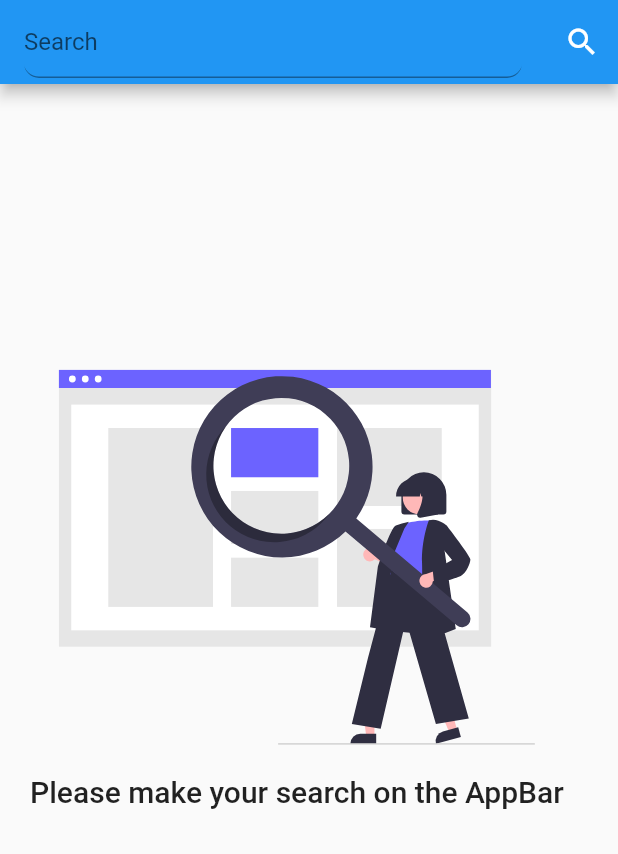
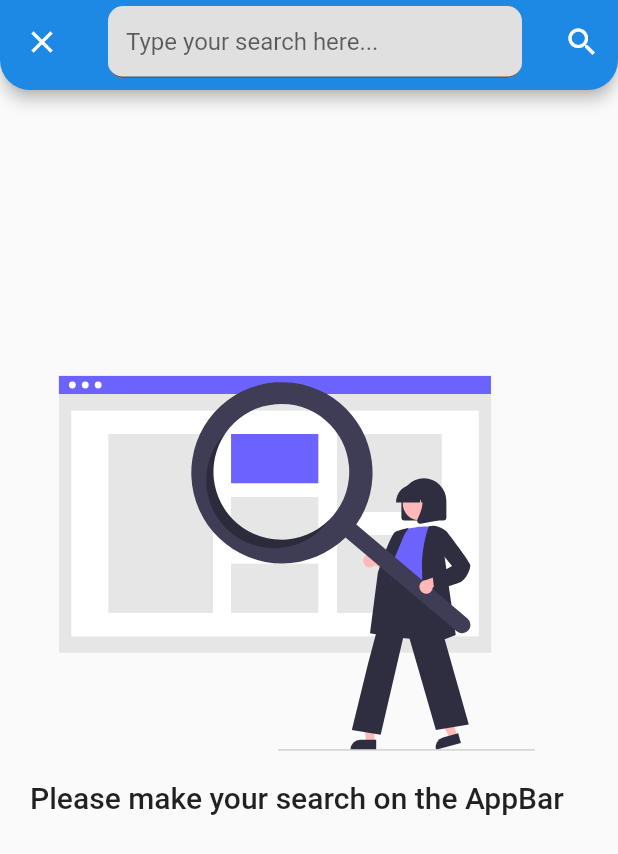
Before and after one commit to DaPieveLucas/search-challenge, a Flutter app: the SearchPage screen opened directly, on a phone screen of 412 x 824 dp. Shown: the top 854 px of the screen. Run offline on Flutter 3.47's test engine with Material 2 defaults, Android fonts, the phone set to English and light mode, and no system bars; our stand-ins replace bloc, dio, equatable, flutter_bloc, flutter_svg, get_it and 1 more; accounts and stored records are empty.

Commit message:
all done

```diff
--- a/lib/app/constants/app_constants.dart
+++ b/lib/app/constants/app_constants.dart
@@ -1,4 +1,5 @@
 class AppConstants {
   static const String loginImage = 'assets/login_image.svg';
   static const String searchImage = 'assets/search_image.svg';
+  static const String googleImage = 'assets/google_logo.svg';
 }
--- a/lib/app/features/login/local_widgets/email_input_field.dart
+++ b/lib/app/features/login/local_widgets/email_input_field.dart
@@ -16,7 +16,7 @@ class EmailInputField extends StatelessWidget {
     return AuthTextField(
       formValidator: emaValidationCubit,
       keyboardType: TextInputType.emailAddress,
-      hint: 'Email',
+      hint: 'User',
       isRequiredField: true,
       icon: Icons.email_outlined,
       textController: emailTextController,
--- /dev/null
+++ b/lib/app/features/search_tool/local_widgets/default_state_widget.dart
@@ -0,0 +1,40 @@
+import 'package:flutter/material.dart';
+import 'package:flutter_svg/svg.dart';
+
+import '../../../constants/app_constants.dart';
+
+class DefaultStateWidget extends StatelessWidget {
+  const DefaultStateWidget({super.key});
+
+  @override
+  Widget build(BuildContext context) {
+    return Padding(
+      padding: const EdgeInsets.all(20.0),
+      child: SingleChildScrollView(
+        child: SizedBox(
+          height: MediaQuery.of(context).size.height / 1.3,
+          child: Column(
+            mainAxisAlignment: MainAxisAlignment.center,
+            children: [
+              SvgPicture.asset(
+                AppConstants.searchImage,
+                height: 250,
+              ),
+              const SizedBox(
+                height: 20,
+              ),
+              const Text(
+                'Please make your search on the AppBar',
+                textAlign: TextAlign.center,
+                style: TextStyle(
+                  fontSize: 20,
+                  fontWeight: FontWeight.w500,
+                ),
+              ),
+            ],
+          ),
+        ),
+      ),
+    );
+  }
+}
--- /dev/null
+++ b/lib/app/features/search_tool/local_widgets/search_app_bar.dart
@@ -0,0 +1,49 @@
+import 'package:flutter/material.dart';
+
+import '../cubit/cubit/searchs_cubit.dart';
+
+class SearchAppBar extends StatelessWidget implements PreferredSizeWidget {
+  const SearchAppBar(
+      {required this.searchCubit, required this.searchController, super.key});
+
+  final TextEditingController searchController;
+  final SearchsCubit searchCubit;
+
+  @override
+  Widget build(BuildContext context) {
+    return AppBar(
+      leading: IconButton(
+          onPressed: () {
+            searchController.clear();
+          },
+          icon: const Icon(Icons.close)),
+      backgroundColor: Colors.blue[600],
+      automaticallyImplyLeading: false,
+      shape: const RoundedRectangleBorder(
+          borderRadius: BorderRadius.vertical(bottom: Radius.circular(20))),
+      actions: [
+        IconButton(
+            onPressed: () {
+              searchCubit.postGoogleSearch(query: searchController.text);
+            },
+            icon: const Icon(Icons.search))
+      ],
+      title: TextField(
+        controller: searchController,
+        decoration: InputDecoration(
+          filled: true,
+          fillColor: Colors.grey[300],
+          hintText: 'Type your search here...',
+          border: UnderlineInputBorder(
+            borderRadius: BorderRadius.circular(10.0),
+            borderSide: const BorderSide(color: Colors.blueAccent, width: 2),
+          ),
+        ),
+      ),
+      centerTitle: true,
+    );
+  }
+
+  @override
+  Size get preferredSize => const Size.fromHeight(60);
+}
--- a/lib/app/features/search_tool/model/search_link_model.dart
+++ b/lib/app/features/search_tool/model/search_link_model.dart
@@ -4,14 +4,13 @@ import 'dart:convert';
 class SearchLinkModel {
   final String? title;
   final String? link;
-  final String? query;
-  SearchLinkModel({this.title, this.link, this.query});
+
+  SearchLinkModel({this.title, this.link});
 
   Map<String, dynamic> toMap() {
     return <String, dynamic>{
       'title': title,
       'link': link,
-      'query': query,
     };
   }
 
@@ -19,7 +18,6 @@ class SearchLinkModel {
     return SearchLinkModel(
       title: map['title'] != null ? map['title'] as String : null,
       link: map['link'] != null ? map['link'] as String : null,
-      query: map['query'] != null ? map['query'] as String : null,
     );
   }
 
@@ -28,39 +26,3 @@ class SearchLinkModel {
   factory SearchLinkModel.fromJson(String source) =>
       SearchLinkModel.fromMap(json.decode(source) as Map<String, dynamic>);
 }
-
-// class SearchLinkModel {
-//   String? name;
-//   String? job;
-//   String? id;
-//   String? createdAt;
-//   SearchLinkModel({
-//     this.name,
-//     this.job,
-//     this.id,
-//     this.createdAt,
-//   });
-
-//   Map<String, dynamic> toMap() {
-//     return <String, dynamic>{
-//       'name': name,
-//       'job': job,
-//       'id': id,
-//       'createdAt': createdAt,
-//     };
-//   }
-
-//   factory SearchLinkModel.fromMap(Map<String, dynamic> map) {
-//     return SearchLinkModel(
-//       name: map['name'] != null ? map['name'] as String : null,
-//       job: map['job'] != null ? map['job'] as String : null,
-//       id: map['id'] != null ? map['id'] as String : null,
-//       createdAt: map['createdAt'] != null ? map['createdAt'] as String : null,
-//     );
-//   }
-
-//   String toJson() => json.encode(toMap());
-
-//   factory SearchLinkModel.fromJson(String source) =>
-//       SearchLinkModel.fromMap(json.decode(source) as Map<String, dynamic>);
-// }
--- a/lib/app/features/search_tool/view/search_page.dart
+++ b/lib/app/features/search_tool/view/search_page.dart
@@ -4,6 +4,8 @@ import 'package:flutter_svg/svg.dart';
 
 import '../../../constants/app_constants.dart';
 import '../cubit/cubit/searchs_cubit.dart';
+import '../local_widgets/default_state_widget.dart';
+import '../local_widgets/search_app_bar.dart';
 
 class SearchPage extends StatefulWidget {
   const SearchPage({super.key});
@@ -26,26 +28,9 @@ class _SearchPageState extends State<SearchPage> {
   @override
   Widget build(BuildContext context) {
     return Scaffold(
-      appBar: AppBar(
-        automaticallyImplyLeading: false,
-        actions: [
-          IconButton(
-              onPressed: () {
-                _cubit.postGoogleSearch(query: _controller.text);
-              },
-              icon: const Icon(Icons.search))
-        ],
-        title: TextField(
-          controller: _controller,
-          decoration: InputDecoration(
-            hintText: 'Search',
-            border: UnderlineInputBorder(
-              borderRadius: BorderRadius.circular(10.0),
-              borderSide: const BorderSide(color: Colors.blueAccent, width: 2),
-            ),
-          ),
-        ),
-        centerTitle: true,
+      appBar: SearchAppBar(
+        searchCubit: _cubit,
+        searchController: _controller,
       ),
       body: BlocBuilder<SearchsCubit, SearchsCubitState>(
         builder: (context, state) {
@@ -69,15 +54,24 @@ class _SearchPageState extends State<SearchPage> {
           } else if (state is SearchsCubitSuccess) {
             return Padding(
                 padding: const EdgeInsets.all(20.0),
+                child: SingleChildScrollView(
+                  child: SizedBox(
+                    height: MediaQuery.of(context).size.height / 1.3,
                     child: Center(
                       child: Column(
                         mainAxisAlignment: MainAxisAlignment.center,
                         children: [
+                          SvgPicture.asset(
+                            AppConstants.googleImage,
+                            height: 150,
+                          ),
+                          const SizedBox(height: 50),
                           Container(
                             height: 80,
                             width: MediaQuery.of(context).size.width / 1.2,
                             decoration: BoxDecoration(
-                        border: Border.all(width: 5, color: Colors.blueAccent),
+                              border: Border.all(
+                                  width: 5, color: Colors.blueAccent),
                               borderRadius: const BorderRadius.all(
                                 Radius.circular(10),
                               ),
@@ -87,7 +81,7 @@ class _SearchPageState extends State<SearchPage> {
                                 state.title,
                                 textAlign: TextAlign.center,
                                 style: const TextStyle(
-                              fontSize: 25, fontWeight: FontWeight.w400),
+                                    fontSize: 20, fontWeight: FontWeight.w400),
                               ),
                             ),
                           ),
@@ -106,36 +100,10 @@ class _SearchPageState extends State<SearchPage> {
                         ],
                       ),
                     ),
-            );
+                  ),
+                ));
           } else {
-            return Padding(
-              padding: const EdgeInsets.all(20.0),
-              child: SingleChildScrollView(
-                child: SizedBox(
-                  height: MediaQuery.of(context).size.height / 1.3,
-                  child: Column(
-                    mainAxisAlignment: MainAxisAlignment.center,
-                    children: [
-                      SvgPicture.asset(
-                        AppConstants.searchImage,
-                        height: 250,
-                      ),
-                      const SizedBox(
-                        height: 20,
-                      ),
-                      const Text(
-                        'Please make your search on the AppBar',
-                        textAlign: TextAlign.center,
-                        style: TextStyle(
-                          fontSize: 20,
-                          fontWeight: FontWeight.w500,
-                        ),
-                      ),
-                    ],
-                  ),
-                ),
-              ),
-            );
+            return const DefaultStateWidget();
           }
         },
       ),
--- a/pubspec.yaml
+++ b/pubspec.yaml
@@ -36,6 +36,7 @@ dependencies:
   flutter_bloc: ^8.1.2
   flutter_svg: ^2.0.2
   get_it: ^7.2.0
+  shared_preferences: ^2.0.18
   url_launcher: ^6.1.10
 
 dev_dependencies:
@@ -56,6 +57,7 @@ flutter:
   assets:
     - assets/login_image.svg
     - assets/search_image.svg
+    - assets/google_logo.svg
   # An image asset can refer to one or more resolution-specific "variants", see
   # https://flutter.dev/assets-and-images/#resolution-aware
   # For details regarding adding assets from package dependencies, see
```
Also changed, not shown: lib/app/features/login/cubit/login_cubit.dart (+9 -5 lines), lib/app/features/search_tool/cubit/cubit/searchs_cubit.dart (+6 -7 lines), lib/app/services/api_service.dart (+13 -5 lines), assets/google_logo.svg (added), pubspec.lock, 1 other file. Lines whose indentation alone changed are shown as unchanged.
